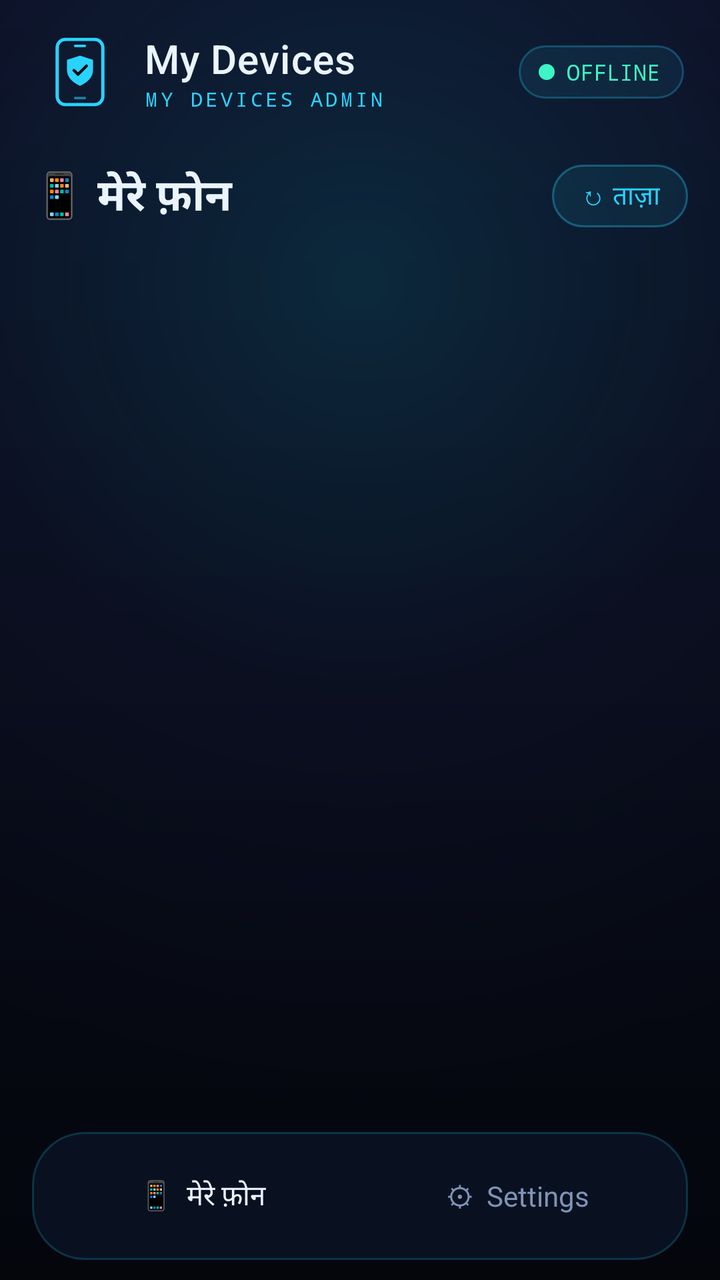
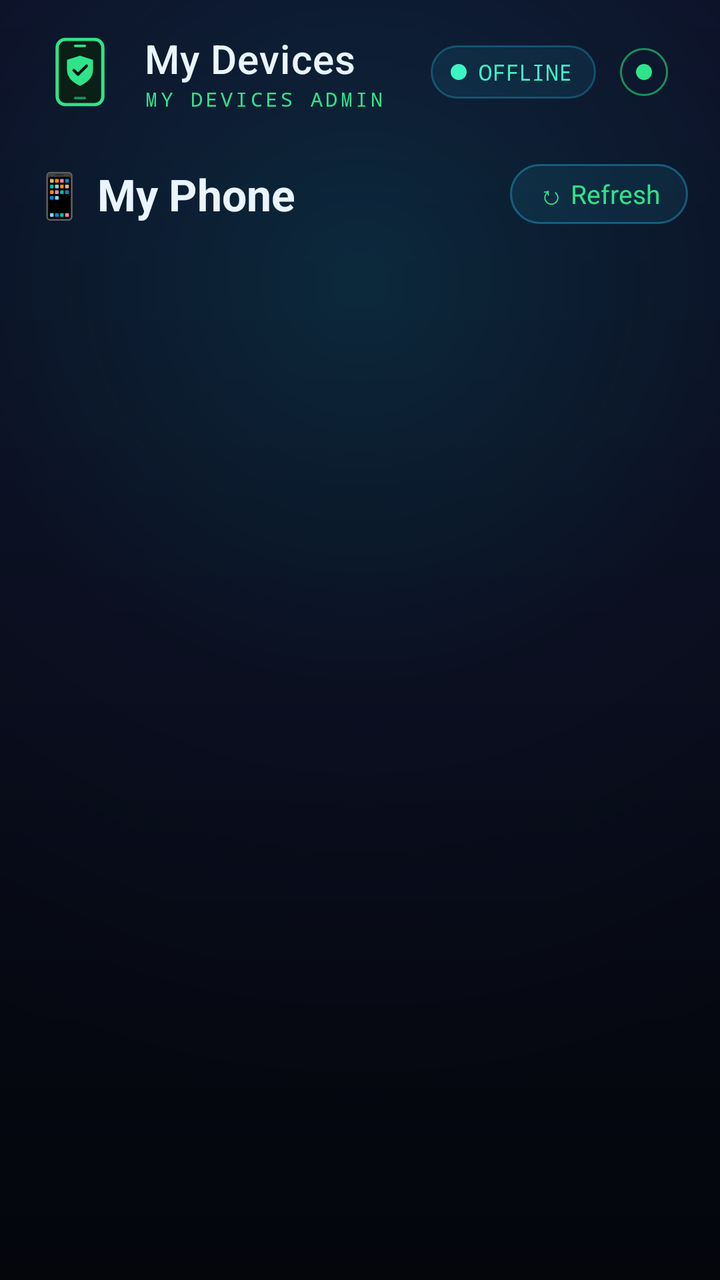

Compare the two renders of this Android layout. The source of the first and the diff that turns it into the second are given below.
<!-- AndroidManifest.xml: application theme Theme.AJ -->
<!-- res/layout/activity_main.xml -->
<?xml version="1.0" encoding="utf-8"?>
<LinearLayout xmlns:android="http://schemas.android.com/apk/res/android"
    android:layout_width="match_parent"
    android:layout_height="match_parent"
    android:background="@drawable/bg_screen"
    android:fitsSystemWindows="true"
    android:orientation="vertical">

    
    <LinearLayout
        android:layout_width="match_parent"
        android:layout_height="wrap_content"
        android:gravity="center_vertical"
        android:orientation="horizontal"
        android:paddingStart="18dp"
        android:paddingTop="14dp"
        android:paddingEnd="18dp"
        android:paddingBottom="8dp">

        <ImageView
            android:layout_width="44dp"
            android:layout_height="44dp"
            android:contentDescription="My Devices"
            android:src="@drawable/ic_logo" />

        <LinearLayout
            android:layout_width="0dp"
            android:layout_height="wrap_content"
            android:layout_marginStart="10dp"
            android:layout_weight="1"
            android:orientation="vertical">

            <TextView
                android:layout_width="wrap_content"
                android:layout_height="wrap_content"
                android:fontFamily="sans-serif-medium"
                android:letterSpacing="0.02"
                android:text="My Devices"
                android:textColor="@color/text"
                android:textSize="20sp" />

            <TextView
                android:layout_width="wrap_content"
                android:layout_height="wrap_content"
                android:fontFamily="monospace"
                android:letterSpacing="0.15"
                android:text="MY DEVICES ADMIN"
                android:textColor="@color/cyan"
                android:textSize="10sp" />
        </LinearLayout>

        <LinearLayout
            android:layout_width="wrap_content"
            android:layout_height="wrap_content"
            android:background="@drawable/bg_status"
            android:gravity="center_vertical"
            android:orientation="horizontal"
            android:paddingStart="10dp"
            android:paddingTop="6dp"
            android:paddingEnd="12dp"
            android:paddingBottom="6dp">

            <View
                android:id="@+id/statusDot"
                android:layout_width="8dp"
                android:layout_height="8dp"
                android:background="@drawable/bg_dot" />

            <TextView
                android:id="@+id/statusChipText"
                android:layout_width="wrap_content"
                android:layout_height="wrap_content"
                android:layout_marginStart="6dp"
                android:fontFamily="monospace"
                android:text="OFFLINE"
                android:textColor="@color/mint"
                android:textSize="11sp" />
        </LinearLayout>
    </LinearLayout>

    <FrameLayout
        android:layout_width="match_parent"
        android:layout_height="0dp"
        android:layout_weight="1">

        
        <ScrollView
            android:id="@+id/pageDevices"
            android:layout_width="match_parent"
            android:layout_height="match_parent"
            android:fillViewport="true">

            <LinearLayout
                android:layout_width="match_parent"
                android:layout_height="wrap_content"
                android:orientation="vertical"
                android:padding="16dp">

                <LinearLayout
                    android:layout_width="match_parent"
                    android:layout_height="wrap_content"
                    android:gravity="center_vertical"
                    android:orientation="horizontal">

                    <TextView
                        android:layout_width="0dp"
                        android:layout_height="wrap_content"
                        android:layout_weight="1"
                        android:text="📱 मेरे फ़ोन"
                        android:textColor="@color/text"
                        android:textSize="22sp"
                        android:textStyle="bold" />

                    <TextView
                        android:id="@+id/refreshButton"
                        android:layout_width="wrap_content"
                        android:layout_height="wrap_content"
                        android:background="@drawable/bg_chip"
                        android:clickable="true"
                        android:focusable="true"
                        android:paddingStart="14dp"
                        android:paddingTop="6dp"
                        android:paddingEnd="14dp"
                        android:paddingBottom="6dp"
                        android:text="↻ ताज़ा"
                        android:textColor="@color/cyan"
                        android:textSize="13sp" />
                </LinearLayout>

                <LinearLayout
                    android:id="@+id/devicesBox"
                    android:layout_width="match_parent"
                    android:layout_height="wrap_content"
                    android:layout_marginTop="4dp"
                    android:orientation="vertical" />
            </LinearLayout>
        </ScrollView>

        
        <ScrollView
            android:id="@+id/pageSettings"
            android:layout_width="match_parent"
            android:layout_height="match_parent"
            android:fillViewport="true"
            android:visibility="gone">

            <LinearLayout
                android:layout_width="match_parent"
                android:layout_height="wrap_content"
                android:orientation="vertical"
                android:padding="16dp">

                <TextView
                    android:layout_width="match_parent"
                    android:layout_height="wrap_content"
                    android:text="⚙ Settings"
                    android:textColor="@color/text"
                    android:textSize="22sp"
                    android:textStyle="bold" />

                <LinearLayout
                    android:layout_width="match_parent"
                    android:layout_height="wrap_content"
                    android:layout_marginTop="16dp"
                    android:background="@drawable/bg_card"
                    android:orientation="vertical"
                    android:padding="16dp">

                    <TextView
                        android:layout_width="match_parent"
                        android:layout_height="wrap_content"
                        android:text="☁️ Cloud login"
                        android:textColor="@color/cyan"
                        android:textSize="17sp"
                        android:textStyle="bold" />

                    <LinearLayout
                        android:id="@+id/cloudBox"
                        android:layout_width="match_parent"
                        android:layout_height="wrap_content"
                        android:layout_marginTop="6dp"
                        android:orientation="vertical" />
                </LinearLayout>

                <LinearLayout
                    android:layout_width="match_parent"
                    android:layout_height="wrap_content"
                    android:layout_marginTop="16dp"
                    android:layout_marginBottom="16dp"
                    android:background="@drawable/bg_card"
                    android:orientation="vertical"
                    android:padding="16dp">

                    <TextView
                        android:layout_width="match_parent"
                        android:layout_height="wrap_content"
                        android:text="🔐 Permissions"
                        android:textColor="@color/cyan"
                        android:textSize="17sp"
                        android:textStyle="bold" />

                    <LinearLayout
                        android:id="@+id/permBox"
                        android:layout_width="match_parent"
                        android:layout_height="wrap_content"
                        android:layout_marginTop="6dp"
                        android:orientation="vertical" />
                </LinearLayout>

                <LinearLayout
                    android:layout_width="match_parent"
                    android:layout_height="wrap_content"
                    android:layout_marginBottom="16dp"
                    android:background="@drawable/bg_card"
                    android:orientation="vertical"
                    android:padding="16dp">

                    <TextView
                        android:layout_width="match_parent"
                        android:layout_height="wrap_content"
                        android:text="🔒 App lock"
                        android:textColor="@color/cyan"
                        android:textSize="17sp"
                        android:textStyle="bold" />

                    <LinearLayout
                        android:id="@+id/lockBox"
                        android:layout_width="match_parent"
                        android:layout_height="wrap_content"
                        android:layout_marginTop="6dp"
                        android:orientation="vertical" />
                </LinearLayout>
            </LinearLayout>
        </ScrollView>
    </FrameLayout>

    
    <LinearLayout
        android:layout_width="match_parent"
        android:layout_height="64dp"
        android:layout_marginStart="16dp"
        android:layout_marginEnd="16dp"
        android:layout_marginBottom="10dp"
        android:background="@drawable/bg_nav"
        android:gravity="center_vertical"
        android:orientation="horizontal"
        android:padding="6dp">

        <TextView
            android:id="@+id/navDevices"
            android:layout_width="0dp"
            android:layout_height="match_parent"
            android:layout_weight="1"
            android:gravity="center"
            android:text="📱  मेरे फ़ोन"
            android:textColor="@color/text"
            android:textSize="14sp" />

        <TextView
            android:id="@+id/navSettings"
            android:layout_width="0dp"
            android:layout_height="match_parent"
            android:layout_weight="1"
            android:gravity="center"
            android:text="⚙  Settings"
            android:textColor="@color/text_dim"
            android:textSize="14sp" />
    </LinearLayout>
</LinearLayout>
<!-- resources referenced by this layout -->
<resources>
  <color name="cyan">#29D3FF</color>
  <color name="mint">#3DF5C4</color>
  <color name="text">#EAF4FF</color>
  <color name="text_dim">#7F93B5</color>
  <!-- drawable bg_card (drawable) -->
  <?xml version="1.0" encoding="utf-8"?>
  <shape xmlns:android="http://schemas.android.com/apk/res/android" android:shape="rectangle">
      <gradient android:angle="315" android:startColor="#E6101C34" android:endColor="#E60A1222" />
      <stroke android:width="1dp" android:color="#3329D3FF" />
      <corners android:radius="22dp" />
  </shape>
  <!-- drawable bg_chip (drawable) -->
  <?xml version="1.0" encoding="utf-8"?>
  <shape xmlns:android="http://schemas.android.com/apk/res/android" android:shape="rectangle">
      <solid android:color="#1429D3FF" />
      <stroke android:width="1dp" android:color="#5529D3FF" />
      <corners android:radius="100dp" />
  </shape>
  <!-- drawable bg_dot (drawable) -->
  <?xml version="1.0" encoding="utf-8"?>
  <shape xmlns:android="http://schemas.android.com/apk/res/android" android:shape="oval">
      <solid android:color="#3DF5C4" />
  </shape>
  <!-- drawable bg_nav (drawable) -->
  <?xml version="1.0" encoding="utf-8"?>
  <shape xmlns:android="http://schemas.android.com/apk/res/android" android:shape="rectangle">
      <solid android:color="#F20A1222" />
      <stroke android:width="1dp" android:color="#3329D3FF" />
      <corners android:radius="26dp" />
  </shape>
  <!-- drawable bg_status (drawable) -->
  <?xml version="1.0" encoding="utf-8"?>
  <shape xmlns:android="http://schemas.android.com/apk/res/android" android:shape="rectangle">
      <solid android:color="#1429D3FF" />
      <stroke android:width="1dp" android:color="#4429D3FF" />
      <corners android:radius="100dp" />
  </shape>
  <!-- drawable ic_logo (drawable) -->
  <?xml version="1.0" encoding="utf-8"?>
  <vector xmlns:android="http://schemas.android.com/apk/res/android"
      android:width="108dp" android:height="108dp"
      android:viewportWidth="108" android:viewportHeight="108">
      
      <path android:pathData="M36,14 H72 A10,10 0 0 1 82,24 V84 A10,10 0 0 1 72,94 H36 A10,10 0 0 1 26,84 V24 A10,10 0 0 1 36,14 Z"
          android:fillColor="#0E1A30" android:strokeColor="#29D3FF" android:strokeWidth="4" />
      
      <path android:pathData="M48,22 H60" android:strokeColor="#29D3FF" android:strokeWidth="3" android:strokeLineCap="round" />
      
      <path android:pathData="M54,34 L70,39 V51 C70,61 63,67 54,71 C45,67 38,61 38,51 V39 Z"
          android:fillColor="#29D3FF" />
      
      <path android:pathData="M46.5,52 L51.5,57 L62,46.5"
          android:strokeColor="#04060C" android:strokeWidth="3.5"
          android:strokeLineCap="round" android:strokeLineJoin="round" />
      
      <path android:pathData="M48,86 H60" android:strokeColor="#1B7FA0" android:strokeWidth="3" android:strokeLineCap="round" />
  </vector>
  <color name="cyan_dim">#1B7FA0</color>
  <color name="bg">#04060C</color>
  <style name="AJ.Button" parent="Widget.MaterialComponents.Button.OutlinedButton">
          <item name="cornerRadius">14dp</item>
          <item name="strokeColor">@color/card_stroke</item>
          <item name="strokeWidth">1dp</item>
          <item name="backgroundTint">@color/cyan_soft</item>
          <item name="android:textColor">@color/cyan</item>
          <item name="android:textAllCaps">false</item>
          <item name="android:textSize">14sp</item>
          <item name="android:insetTop">2dp</item>
          <item name="android:insetBottom">2dp</item>
          <item name="android:minHeight">48dp</item>
      </style>
  <style name="AJ.Dialog" parent="ThemeOverlay.MaterialComponents.Dialog.Alert">
          <item name="colorPrimary">@color/cyan</item>
          <item name="colorSurface">#0E1A30</item>
          <item name="android:textColorPrimary">@color/text</item>
          <item name="android:textColorSecondary">@color/text_dim</item>
      </style>
  <color name="card_stroke">#3329D3FF</color>
  <color name="cyan_soft">#1A29D3FF</color>
  <!-- unchanged entries left out for length: 2 -->
</resources>

<!-- the commit's change to res/layout/activity_main.xml (unified diff, before → after) -->
@@ -76,6 +76,29 @@
                 android:textColor="@color/mint"
                 android:textSize="11sp" />
         </LinearLayout>
+
+        <FrameLayout
+            android:id="@+id/settingsDot"
+            android:layout_width="40dp"
+            android:layout_height="40dp"
+            android:layout_marginStart="4dp"
+            android:clickable="true"
+            android:focusable="true"
+            android:contentDescription="Settings">
+
+            <View
+                android:layout_width="24dp"
+                android:layout_height="24dp"
+                android:layout_gravity="center"
+                android:background="@drawable/bg_ring" />
+
+            <View
+                android:layout_width="8dp"
+                android:layout_height="8dp"
+                android:layout_gravity="center"
+                android:background="@drawable/bg_dot"
+                android:backgroundTint="@color/cyan" />
+        </FrameLayout>
     </LinearLayout>
 
     <FrameLayout
@@ -106,7 +129,7 @@
                         android:layout_width="0dp"
                         android:layout_height="wrap_content"
                         android:layout_weight="1"
-                        android:text="📱 मेरे फ़ोन"
+                        android:text="📱 My Phone"
                         android:textColor="@color/text"
                         android:textSize="22sp"
                         android:textStyle="bold" />
@@ -122,7 +145,7 @@
                         android:paddingTop="6dp"
                         android:paddingEnd="14dp"
                         android:paddingBottom="6dp"
-                        android:text="↻ ताज़ा"
+                        android:text="↻ Refresh"
                         android:textColor="@color/cyan"
                         android:textSize="13sp" />
                 </LinearLayout>
@@ -151,9 +174,12 @@
                 android:padding="16dp">
 
                 <TextView
-                    android:layout_width="match_parent"
-                    android:layout_height="wrap_content"
-                    android:text="⚙ Settings"
+                    android:id="@+id/settingsBack"
+                    android:layout_width="match_parent"
+                    android:layout_height="wrap_content"
+                    android:clickable="true"
+                    android:focusable="true"
+                    android:text="←  Settings"
                     android:textColor="@color/text"
                     android:textSize="22sp"
                     android:textStyle="bold" />
@@ -233,37 +259,4 @@
             </LinearLayout>
         </ScrollView>
     </FrameLayout>
-
-    
-    <LinearLayout
-        android:layout_width="match_parent"
-        android:layout_height="64dp"
-        android:layout_marginStart="16dp"
-        android:layout_marginEnd="16dp"
-        android:layout_marginBottom="10dp"
-        android:background="@drawable/bg_nav"
-        android:gravity="center_vertical"
-        android:orientation="horizontal"
-        android:padding="6dp">
-
-        <TextView
-            android:id="@+id/navDevices"
-            android:layout_width="0dp"
-            android:layout_height="match_parent"
-            android:layout_weight="1"
-            android:gravity="center"
-            android:text="📱  मेरे फ़ोन"
-            android:textColor="@color/text"
-            android:textSize="14sp" />
-
-        <TextView
-            android:id="@+id/navSettings"
-            android:layout_width="0dp"
-            android:layout_height="match_parent"
-            android:layout_weight="1"
-            android:gravity="center"
-            android:text="⚙  Settings"
-            android:textColor="@color/text_dim"
-            android:textSize="14sp" />
-    </LinearLayout>
 </LinearLayout>
<!-- resource entries referenced after the edit -->
@@ -1,6 +1,6 @@
 <!-- resources referenced by this layout -->
 <resources>
-  <color name="cyan">#29D3FF</color>
+  <color name="cyan">#2FE38A</color>
   <color name="mint">#3DF5C4</color>
   <color name="text">#EAF4FF</color>
   <color name="text_dim">#7F93B5</color>
@@ -23,12 +23,11 @@
   <shape xmlns:android="http://schemas.android.com/apk/res/android" android:shape="oval">
       <solid android:color="#3DF5C4" />
   </shape>
-  <!-- drawable bg_nav (drawable) -->
+  <!-- drawable bg_ring (drawable) -->
   <?xml version="1.0" encoding="utf-8"?>
-  <shape xmlns:android="http://schemas.android.com/apk/res/android" android:shape="rectangle">
-      <solid android:color="#F20A1222" />
-      <stroke android:width="1dp" android:color="#3329D3FF" />
-      <corners android:radius="26dp" />
+  <shape xmlns:android="http://schemas.android.com/apk/res/android" android:shape="oval">
+      <solid android:color="#00000000" />
+      <stroke android:width="1dp" android:color="@color/cyan_dim" />
   </shape>
   <!-- drawable bg_status (drawable) -->
   <?xml version="1.0" encoding="utf-8"?>
@@ -44,20 +43,20 @@
       android:viewportWidth="108" android:viewportHeight="108">
       
       <path android:pathData="M36,14 H72 A10,10 0 0 1 82,24 V84 A10,10 0 0 1 72,94 H36 A10,10 0 0 1 26,84 V24 A10,10 0 0 1 36,14 Z"
-          android:fillColor="#0E1A30" android:strokeColor="#29D3FF" android:strokeWidth="4" />
+          android:fillColor="#0A1F16" android:strokeColor="#2FE38A" android:strokeWidth="4" />
       
-      <path android:pathData="M48,22 H60" android:strokeColor="#29D3FF" android:strokeWidth="3" android:strokeLineCap="round" />
+      <path android:pathData="M48,22 H60" android:strokeColor="#2FE38A" android:strokeWidth="3" android:strokeLineCap="round" />
       
       <path android:pathData="M54,34 L70,39 V51 C70,61 63,67 54,71 C45,67 38,61 38,51 V39 Z"
-          android:fillColor="#29D3FF" />
+          android:fillColor="#2FE38A" />
       
       <path android:pathData="M46.5,52 L51.5,57 L62,46.5"
           android:strokeColor="#04060C" android:strokeWidth="3.5"
           android:strokeLineCap="round" android:strokeLineJoin="round" />
       
-      <path android:pathData="M48,86 H60" android:strokeColor="#1B7FA0" android:strokeWidth="3" android:strokeLineCap="round" />
+      <path android:pathData="M48,86 H60" android:strokeColor="#1B8F5C" android:strokeWidth="3" android:strokeLineCap="round" />
   </vector>
-  <color name="cyan_dim">#1B7FA0</color>
+  <color name="cyan_dim">#1B8F5C</color>
   <color name="bg">#04060C</color>
   <style name="AJ.Button" parent="Widget.MaterialComponents.Button.OutlinedButton">
           <item name="cornerRadius">14dp</item>
@@ -77,8 +76,8 @@
           <item name="android:textColorPrimary">@color/text</item>
           <item name="android:textColorSecondary">@color/text_dim</item>
       </style>
-  <color name="card_stroke">#3329D3FF</color>
-  <color name="cyan_soft">#1A29D3FF</color>
+  <color name="card_stroke">#332FE38A</color>
+  <color name="cyan_soft">#1A2FE38A</color>
   <!-- unchanged entries left out for length: 2 -->
 </resources>
 
